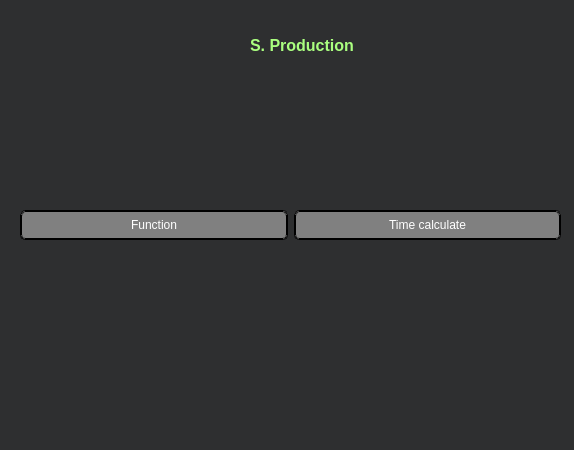
This is secondwindow.ui in Sapfir0/QT_PROJECT as Qt 5 draws it before an edit. The edited form follows.
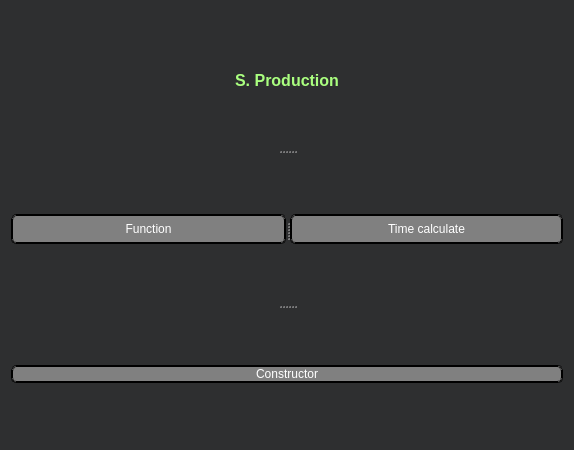
This is the edited form.

```diff
--- a/secondwindow.ui
+++ b/secondwindow.ui
@@ -16,32 +16,30 @@
   <property name="styleSheet">
    <string notr="true">background-color: #2E2F30;</string>
   </property>
+  <layout class="QGridLayout" name="gridLayout">
+   <item row="0" column="0">
+    <widget class="QSplitter" name="splitter_3">
+     <property name="orientation">
+      <enum>Qt::Vertical</enum>
+     </property>
   <widget class="QLabel" name="label">
-   <property name="geometry">
-    <rect>
-     <x>250</x>
-     <y>30</y>
-     <width>141</width>
-     <height>31</height>
-    </rect>
-   </property>
    <property name="styleSheet">
     <string notr="true">color: grey;</string>
    </property>
    <property name="text">
-    <string>&lt;html&gt;&lt;head/&gt;&lt;body&gt;&lt;p&gt;&lt;span style=&quot; font-size:12pt; font-weight:600; color:#aaff7f;&quot;&gt;S. Production&lt;/span&gt;&lt;/p&gt;&lt;/body&gt;&lt;/html&gt;</string>
-   </property>
-  </widget>
-  <widget class="QWidget" name="horizontalLayoutWidget">
-   <property name="geometry">
-    <rect>
-     <x>20</x>
-     <y>80</y>
-     <width>541</width>
-     <height>291</height>
-    </rect>
-   </property>
-   <layout class="QHBoxLayout" name="horizontalLayout">
+       <string>&lt;html&gt;&lt;head/&gt;&lt;body&gt;&lt;p align=&quot;center&quot;&gt;&lt;span style=&quot; font-size:12pt; font-weight:600; color:#aaff7f;&quot;&gt;S. Production&lt;/span&gt;&lt;/p&gt;&lt;/body&gt;&lt;/html&gt;</string>
+      </property>
+     </widget>
+     <widget class="QSplitter" name="splitter_2">
+      <property name="orientation">
+       <enum>Qt::Vertical</enum>
+      </property>
+      <widget class="QSplitter" name="splitter">
+       <property name="orientation">
+        <enum>Qt::Horizontal</enum>
+       </property>
+       <widget class="QWidget" name="verticalLayoutWidget_2">
+        <layout class="QVBoxLayout" name="verticalLayout_2">
     <item>
      <widget class="QPushButton" name="function_button">
       <property name="minimumSize">
@@ -79,6 +77,10 @@
       </property>
      </widget>
     </item>
+        </layout>
+       </widget>
+       <widget class="QWidget" name="verticalLayoutWidget">
+        <layout class="QVBoxLayout" name="verticalLayout">
     <item>
      <widget class="QPushButton" name="time_calculate">
       <property name="minimumSize">
@@ -118,6 +120,40 @@
     </item>
    </layout>
   </widget>
+      </widget>
+      <widget class="QWidget" name="verticalLayoutWidget_3">
+       <layout class="QVBoxLayout" name="verticalLayout_3">
+        <item>
+         <widget class="QPushButton" name="constructor">
+          <property name="styleSheet">
+           <string notr="true">QPushButton { 
+background-color: grey;
+border: 2px double black;
+border-radius: 5px;
+color: white;
+ max-width: 36em;
+
+ max-height: 2em;
+}
+QPushButton:hover {
+background-color: white;;
+color: black;
+}
+
+
+</string>
+          </property>
+          <property name="text">
+           <string>Constructor</string>
+          </property>
+         </widget>
+        </item>
+       </layout>
+      </widget>
+     </widget>
+    </widget>
+   </item>
+  </layout>
  </widget>
  <resources/>
  <connections/>
```
Lines whose indentation alone changed are shown as unchanged.
